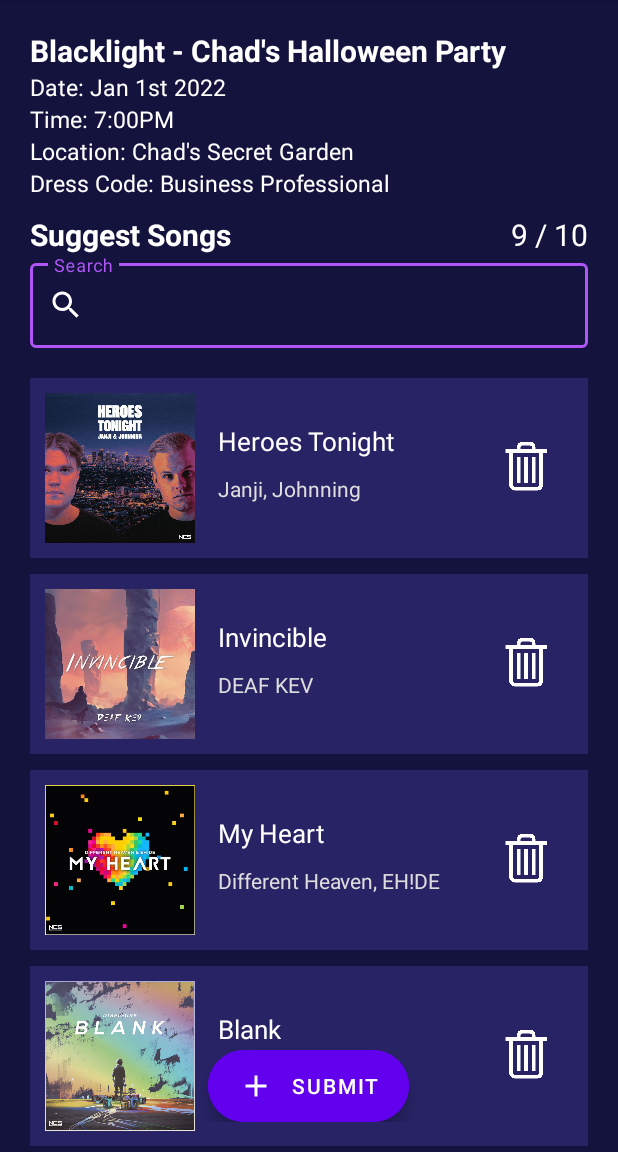
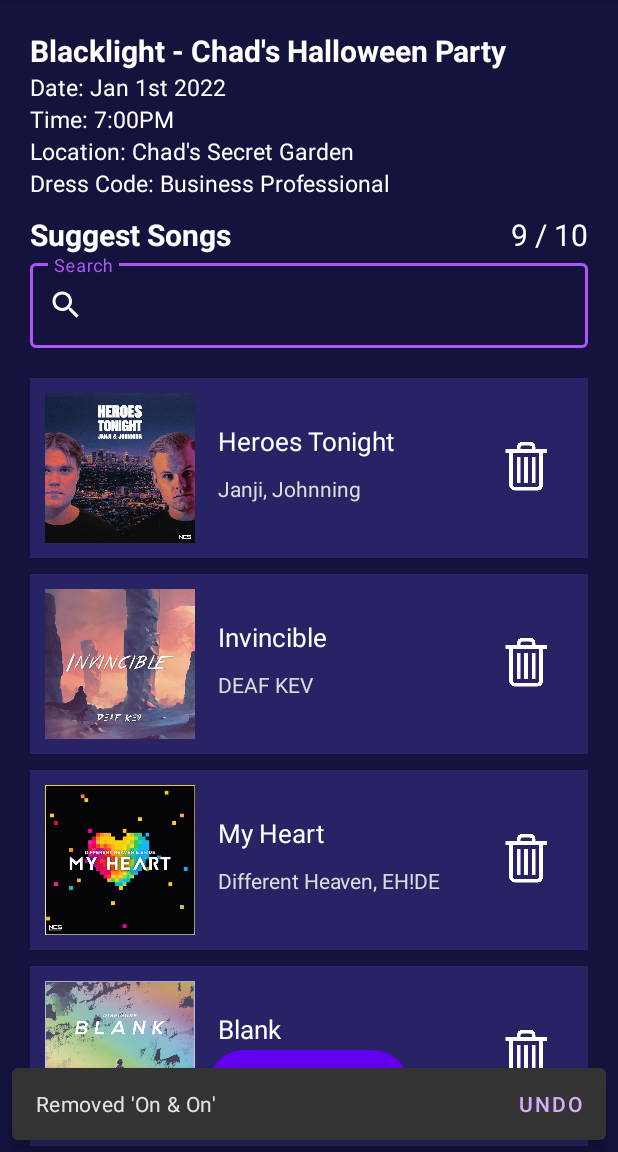
Before and after one commit to toffeegryphon/Jukebox, an Android app: the GuestSuggestionActivity screen opened directly, with no data from a screen before it, after a tap on an icon or button, on a phone screen of 412 x 824 dp, the part 84-1236 px from its top. Run offline under Robolectric (Android 15) with nearby library versions, the phone set to English and light mode, and no system bars; 2 statements that could not run were skipped.

Commit message:
Add undo snackbar

```diff
--- a/app/src/main/java/edu/illinois/cs465/jukebox/GuestSuggestionActivity.java
+++ b/app/src/main/java/edu/illinois/cs465/jukebox/GuestSuggestionActivity.java
@@ -24,6 +24,8 @@ import androidx.appcompat.app.AppCompatActivity;
 import androidx.recyclerview.widget.ItemTouchHelper;
 import androidx.recyclerview.widget.LinearLayoutManager;
 import androidx.recyclerview.widget.RecyclerView;
+
+import com.google.android.material.snackbar.Snackbar;
 
 import java.util.ArrayList;
 import java.util.Objects;
@@ -68,11 +70,13 @@ public class GuestSuggestionActivity extends AppCompatActivity {
 
         recyclerListener = new RecyclerViewAdapter.RecyclerViewListener() {
             @Override
-            public void onDeleteButtonPressed(int _pos) {
+            public void onDeleteButtonPressed(RecyclerViewAdapter.ViewHolder holder, int _pos, SongEntry removedSong) {
 
                 // TODO: Get host settings' suggestion limit instead of hardcoding '10'
                 String newSuggestionCount = String.valueOf(entryList.size()) + " / " + "10";
                 suggestionCount.setText(newSuggestionCount);
+
+                createSnackbarText(_pos, removedSong);
             }
         };
         adapter.registerListener(recyclerListener);
@@ -81,6 +85,7 @@ public class GuestSuggestionActivity extends AppCompatActivity {
             public boolean onMove(RecyclerView recyclerView, RecyclerView.ViewHolder viewHolder, RecyclerView.ViewHolder target) { return false; }
 
             // Commented because adding red background lagged on my emulator. Feel free to try it out
+            // Helpful link: https://medium.com/nemanja-kovacevic/recyclerview-swipe-to-delete-no-3rd-party-lib-necessary-6bf6a6601214
 //            @Override
 //            public void onChildDraw(Canvas c, RecyclerView recyclerView, RecyclerView.ViewHolder viewHolder,
 //                                    float dX, float dY, int actionState, boolean isCurrentlyActive) {
@@ -127,11 +132,7 @@ public class GuestSuggestionActivity extends AppCompatActivity {
                 String newSuggestionCount = String.valueOf(entryList.size()) + " / " + "10";
                 suggestionCount.setText(newSuggestionCount);
 
-                // TODO: Undo button?
-                // TODO: Add red background?
-                // Helpful link: https://medium.com/nemanja-kovacevic/recyclerview-swipe-to-delete-no-3rd-party-lib-necessary-6bf6a6601214
-                String toastText = "Removed '" + getResources().getString(removedSong.name) + "'";
-                Toast.makeText(getApplicationContext(), toastText, Toast.LENGTH_SHORT).show();
+                createSnackbarText(position, removedSong);
             }
         };
 
@@ -162,6 +163,26 @@ public class GuestSuggestionActivity extends AppCompatActivity {
         });
 
         suggestionCount = findViewById(R.id.guestSuggestionCount);
+    }
+
+    private void createSnackbarText(int position, SongEntry removedSong) {
+        String snackbarText = "Removed '" + getResources().getString(removedSong.name) + "'";
+        Snackbar snackbar = Snackbar
+                .make(recyclerView, snackbarText, Snackbar.LENGTH_LONG)
+                .setAction("UNDO", new View.OnClickListener() {
+                    @SuppressLint("NotifyDataSetChanged")
+                    @Override
+                    public void onClick(View view) {
+                        entryList.add(position, removedSong);
+                        adapter.notifyDataSetChanged();
+                        recyclerView.scrollToPosition(position);
+
+                        // TODO: Get host settings' suggestion limit instead of hardcoding '10'
+                        String newSuggestionCount = String.valueOf(entryList.size()) + " / " + "10";
+                        suggestionCount.setText(newSuggestionCount);
+                    }
+                });
+        snackbar.show();
     }
 
     @SuppressLint("NotifyDataSetChanged")
--- a/app/src/main/java/edu/illinois/cs465/jukebox/RecyclerViewAdapter.java
+++ b/app/src/main/java/edu/illinois/cs465/jukebox/RecyclerViewAdapter.java
@@ -12,6 +12,8 @@ import android.widget.Toast;
 
 import androidx.annotation.NonNull;
 import androidx.recyclerview.widget.RecyclerView;
+
+import com.google.android.material.snackbar.Snackbar;
 
 import java.util.ArrayList;
 
@@ -53,13 +55,9 @@ public class RecyclerViewAdapter extends RecyclerView.Adapter<RecyclerViewAdapte
                 notifyItemRemoved(_pos);
                 notifyItemRangeChanged(_pos, data_entry_list.size());
 
-                // TODO: Undo button?
-                String toastText = "Removed '" + holder.itemView.getResources().getString(removedSong.name) + "'";
-                Toast.makeText(holder.itemView.getContext(), toastText, Toast.LENGTH_SHORT).show();
-
                 if (!mListeners.isEmpty()) {
                     for (RecyclerViewListener l : mListeners) {
-                        l.onDeleteButtonPressed(_pos);
+                        l.onDeleteButtonPressed(holder, _pos, removedSong);
                     }
                 }
             }
@@ -90,7 +88,7 @@ public class RecyclerViewAdapter extends RecyclerView.Adapter<RecyclerViewAdapte
     }
 
     public interface RecyclerViewListener {
-        void onDeleteButtonPressed(int _pos);
+        void onDeleteButtonPressed(ViewHolder holder, int _pos, SongEntry removedSong);
     }
 
     public void registerListener(RecyclerViewListener listener) {
```
Also changed, not shown: app/src/main/java/edu/illinois/cs465/jukebox/HostApproveSongsFragment.java (+27 -6 lines), app/src/main/java/edu/illinois/cs465/jukebox/HostSongQueueFragment.java (+28 -7 lines), app/src/main/java/edu/illinois/cs465/jukebox/viewmodel/MusicService.java (+10 -0 lines), app/src/main/res/layout/activity_host_overview_post.xml (+35 -35 lines).
